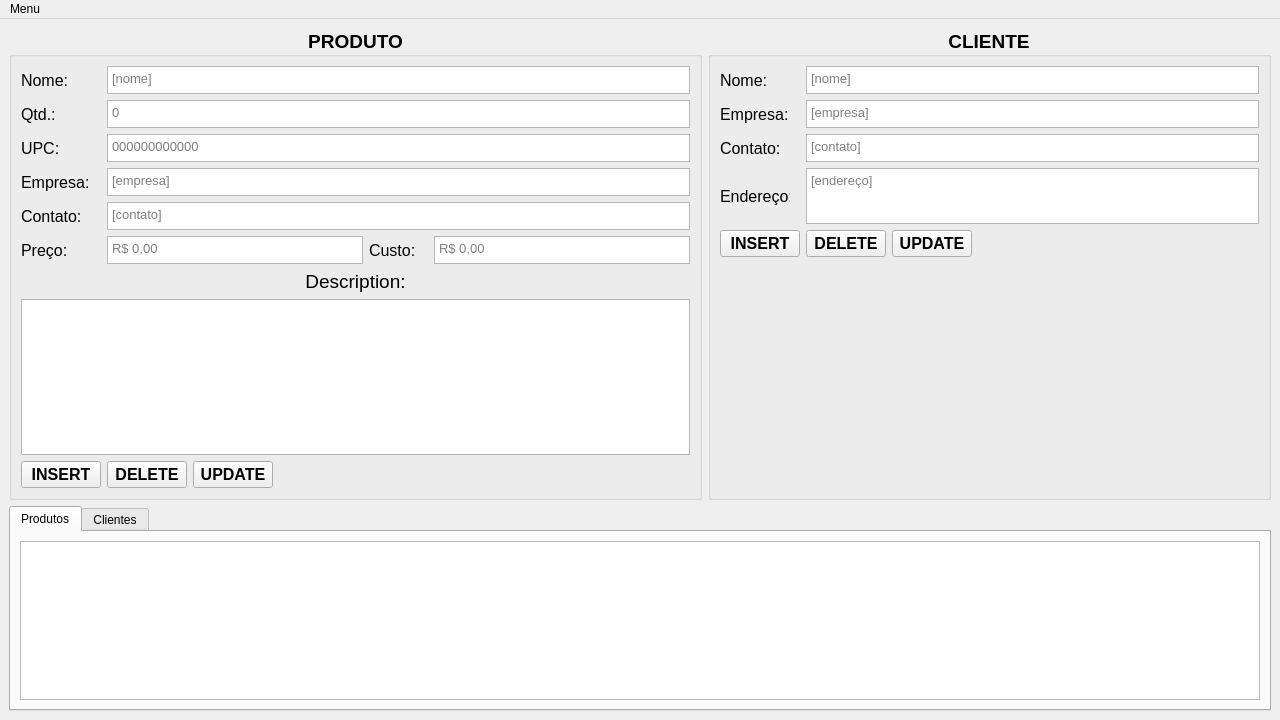
First picture: the form in stoxwindow.ui, repository miguelpafume/Stox, before the edit.
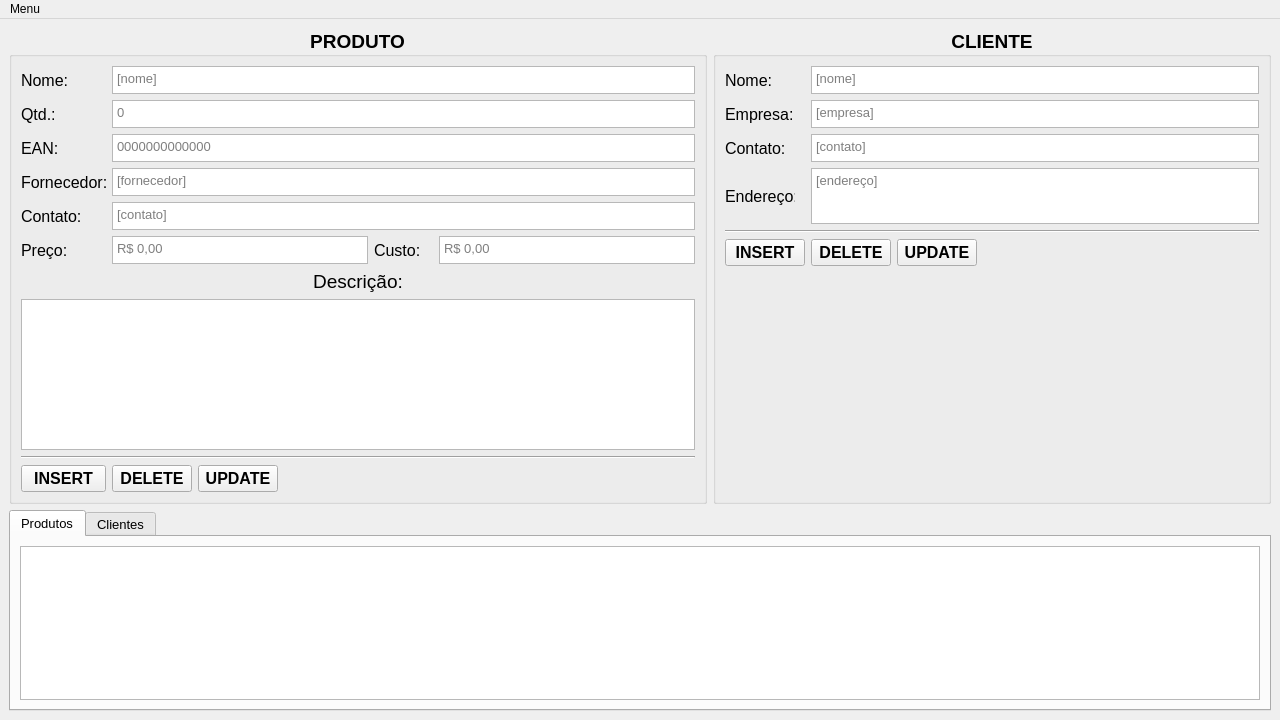
Second picture: the form after the edit. Icons and pictures are not drawn.

```diff
--- a/stoxwindow.ui
+++ b/stoxwindow.ui
@@ -39,6 +39,11 @@
    <layout class="QGridLayout" name="gridLayout_5">
     <item row="1" column="0" colspan="2">
      <widget class="QTabWidget" name="tabWidget">
+      <property name="font">
+       <font>
+        <pointsize>10</pointsize>
+       </font>
+      </property>
       <property name="currentIndex">
        <number>0</number>
       </property>
@@ -48,7 +53,28 @@
        </attribute>
        <layout class="QGridLayout" name="gridLayout_2">
         <item row="0" column="0">
-         <widget class="QTableWidget" name="tableWidget"/>
+         <widget class="QTableView" name="product_table">
+          <property name="font">
+           <font>
+            <pointsize>10</pointsize>
+           </font>
+          </property>
+          <property name="alternatingRowColors">
+           <bool>false</bool>
+          </property>
+          <property name="selectionMode">
+           <enum>QAbstractItemView::SingleSelection</enum>
+          </property>
+          <property name="selectionBehavior">
+           <enum>QAbstractItemView::SelectRows</enum>
+          </property>
+          <property name="sortingEnabled">
+           <bool>false</bool>
+          </property>
+          <attribute name="horizontalHeaderStretchLastSection">
+           <bool>false</bool>
+          </attribute>
+         </widget>
         </item>
        </layout>
       </widget>
@@ -64,259 +90,6 @@
       </widget>
      </widget>
     </item>
-    <item row="0" column="1">
-     <widget class="QGroupBox" name="ClientBox">
-      <property name="font">
-       <font>
-        <pointsize>14</pointsize>
-        <bold>true</bold>
-       </font>
-      </property>
-      <property name="title">
-       <string>CLIENTE</string>
-      </property>
-      <property name="alignment">
-       <set>Qt::AlignCenter</set>
-      </property>
-      <layout class="QGridLayout" name="gridLayout">
-       <item row="3" column="1" colspan="5">
-        <widget class="QPlainTextEdit" name="t_AddressClient">
-         <property name="maximumSize">
-          <size>
-           <width>16777215</width>
-           <height>56</height>
-          </size>
-         </property>
-         <property name="font">
-          <font>
-           <pointsize>10</pointsize>
-           <bold>false</bold>
-          </font>
-         </property>
-         <property name="undoRedoEnabled">
-          <bool>false</bool>
-         </property>
-         <property name="placeholderText">
-          <string>[endereço]</string>
-         </property>
-        </widget>
-       </item>
-       <item row="5" column="0">
-        <widget class="QPushButton" name="b_ProductInsert_2">
-         <property name="minimumSize">
-          <size>
-           <width>0</width>
-           <height>0</height>
-          </size>
-         </property>
-         <property name="font">
-          <font>
-           <pointsize>12</pointsize>
-           <bold>true</bold>
-          </font>
-         </property>
-         <property name="text">
-          <string>INSERT</string>
-         </property>
-        </widget>
-       </item>
-       <item row="6" column="0">
-        <spacer name="verticalSpacer">
-         <property name="orientation">
-          <enum>Qt::Vertical</enum>
-         </property>
-         <property name="sizeHint" stdset="0">
-          <size>
-           <width>20</width>
-           <height>20</height>
-          </size>
-         </property>
-        </spacer>
-       </item>
-       <item row="0" column="0">
-        <widget class="QLabel" name="label_7">
-         <property name="maximumSize">
-          <size>
-           <width>70</width>
-           <height>16777215</height>
-          </size>
-         </property>
-         <property name="font">
-          <font>
-           <pointsize>12</pointsize>
-           <bold>false</bold>
-          </font>
-         </property>
-         <property name="text">
-          <string>Nome:</string>
-         </property>
-        </widget>
-       </item>
-       <item row="3" column="0">
-        <widget class="QLabel" name="label_10">
-         <property name="maximumSize">
-          <size>
-           <width>70</width>
-           <height>16777215</height>
-          </size>
-         </property>
-         <property name="font">
-          <font>
-           <pointsize>12</pointsize>
-           <bold>false</bold>
-          </font>
-         </property>
-         <property name="text">
-          <string>Endereço:</string>
-         </property>
-        </widget>
-       </item>
-       <item row="0" column="1" colspan="5">
-        <widget class="QPlainTextEdit" name="t_NameClient">
-         <property name="maximumSize">
-          <size>
-           <width>16777215</width>
-           <height>28</height>
-          </size>
-         </property>
-         <property name="font">
-          <font>
-           <pointsize>10</pointsize>
-           <bold>false</bold>
-          </font>
-         </property>
-         <property name="undoRedoEnabled">
-          <bool>false</bool>
-         </property>
-         <property name="placeholderText">
-          <string>[nome]</string>
-         </property>
-        </widget>
-       </item>
-       <item row="5" column="1">
-        <widget class="QPushButton" name="b_ProductDelete_2">
-         <property name="font">
-          <font>
-           <pointsize>12</pointsize>
-           <bold>true</bold>
-          </font>
-         </property>
-         <property name="text">
-          <string>DELETE</string>
-         </property>
-        </widget>
-       </item>
-       <item row="2" column="0">
-        <widget class="QLabel" name="label_9">
-         <property name="maximumSize">
-          <size>
-           <width>70</width>
-           <height>16777215</height>
-          </size>
-         </property>
-         <property name="font">
-          <font>
-           <pointsize>12</pointsize>
-           <bold>false</bold>
-          </font>
-         </property>
-         <property name="text">
-          <string>Contato:</string>
-         </property>
-        </widget>
-       </item>
-       <item row="5" column="3">
-        <spacer name="horizontalSpacer">
-         <property name="orientation">
-          <enum>Qt::Horizontal</enum>
-         </property>
-         <property name="sizeHint" stdset="0">
-          <size>
-           <width>40</width>
-           <height>20</height>
-          </size>
-         </property>
-        </spacer>
-       </item>
-       <item row="1" column="0">
-        <widget class="QLabel" name="label_8">
-         <property name="maximumSize">
-          <size>
-           <width>75</width>
-           <height>16777215</height>
-          </size>
-         </property>
-         <property name="font">
-          <font>
-           <pointsize>12</pointsize>
-           <bold>false</bold>
-          </font>
-         </property>
-         <property name="text">
-          <string>Empresa:</string>
-         </property>
-        </widget>
-       </item>
-       <item row="2" column="1" colspan="5">
-        <widget class="QPlainTextEdit" name="t_ContactClient">
-         <property name="maximumSize">
-          <size>
-           <width>16777215</width>
-           <height>28</height>
-          </size>
-         </property>
-         <property name="font">
-          <font>
-           <pointsize>10</pointsize>
-           <bold>false</bold>
-          </font>
-         </property>
-         <property name="layoutDirection">
-          <enum>Qt::LeftToRight</enum>
-         </property>
-         <property name="lineWidth">
-          <number>0</number>
-         </property>
-         <property name="placeholderText">
-          <string>[contato]</string>
-         </property>
-        </widget>
-       </item>
-       <item row="5" column="2">
-        <widget class="QPushButton" name="b_ProductUpdate_2">
-         <property name="font">
-          <font>
-           <pointsize>12</pointsize>
-           <bold>true</bold>
-          </font>
-         </property>
-         <property name="text">
-          <string>UPDATE</string>
-         </property>
-        </widget>
-       </item>
-       <item row="1" column="1" colspan="5">
-        <widget class="QPlainTextEdit" name="t_CompanyClient">
-         <property name="maximumSize">
-          <size>
-           <width>16777215</width>
-           <height>28</height>
-          </size>
-         </property>
-         <property name="font">
-          <font>
-           <pointsize>10</pointsize>
-           <bold>false</bold>
-          </font>
-         </property>
-         <property name="placeholderText">
-          <string>[empresa]</string>
-         </property>
-        </widget>
-       </item>
-      </layout>
-     </widget>
-    </item>
     <item row="0" column="0">
      <widget class="QGroupBox" name="ProductBox">
       <property name="sizePolicy">
@@ -354,115 +127,6 @@
        <property name="verticalSpacing">
         <number>6</number>
        </property>
-       <item row="16" column="3" colspan="7">
-        <widget class="QPlainTextEdit" name="t_Price">
-         <property name="maximumSize">
-          <size>
-           <width>16777215</width>
-           <height>28</height>
-          </size>
-         </property>
-         <property name="font">
-          <font>
-           <pointsize>10</pointsize>
-           <italic>false</italic>
-           <bold>false</bold>
-          </font>
-         </property>
-         <property name="layoutDirection">
-          <enum>Qt::LeftToRight</enum>
-         </property>
-         <property name="lineWidth">
-          <number>0</number>
-         </property>
-         <property name="placeholderText">
-          <string>R$ 0,00</string>
-         </property>
-        </widget>
-       </item>
-       <item row="17" column="2" colspan="12">
-        <widget class="QLabel" name="label_6">
-         <property name="font">
-          <font>
-           <pointsize>14</pointsize>
-           <italic>false</italic>
-           <bold>false</bold>
-          </font>
-         </property>
-         <property name="text">
-          <string>Description:</string>
-         </property>
-         <property name="alignment">
-          <set>Qt::AlignCenter</set>
-         </property>
-        </widget>
-       </item>
-       <item row="0" column="2">
-        <widget class="QLabel" name="label">
-         <property name="maximumSize">
-          <size>
-           <width>70</width>
-           <height>16777215</height>
-          </size>
-         </property>
-         <property name="font">
-          <font>
-           <pointsize>12</pointsize>
-           <italic>false</italic>
-           <bold>false</bold>
-          </font>
-         </property>
-         <property name="text">
-          <string>Nome:</string>
-         </property>
-        </widget>
-       </item>
-       <item row="19" column="2">
-        <widget class="QPushButton" name="product_insert">
-         <property name="minimumSize">
-          <size>
-           <width>0</width>
-           <height>0</height>
-          </size>
-         </property>
-         <property name="font">
-          <font>
-           <pointsize>12</pointsize>
-           <italic>false</italic>
-           <bold>true</bold>
-          </font>
-         </property>
-         <property name="text">
-          <string>INSERT</string>
-         </property>
-        </widget>
-       </item>
-       <item row="16" column="13">
-        <widget class="QPlainTextEdit" name="t_Cost">
-         <property name="maximumSize">
-          <size>
-           <width>16777215</width>
-           <height>28</height>
-          </size>
-         </property>
-         <property name="font">
-          <font>
-           <pointsize>10</pointsize>
-           <italic>false</italic>
-           <bold>false</bold>
-          </font>
-         </property>
-         <property name="layoutDirection">
-          <enum>Qt::LeftToRight</enum>
-         </property>
-         <property name="lineWidth">
-          <number>0</number>
-         </property>
-         <property name="placeholderText">
-          <string>R$ 0,00</string>
-         </property>
-        </widget>
-       </item>
        <item row="7" column="2">
         <widget class="QLabel" name="label_3">
          <property name="maximumSize">
@@ -479,70 +143,7 @@
           </font>
          </property>
          <property name="text">
-          <string>UPC:</string>
-         </property>
-        </widget>
-       </item>
-       <item row="10" column="2">
-        <widget class="QLabel" name="label_4">
-         <property name="maximumSize">
-          <size>
-           <width>75</width>
-           <height>16777215</height>
-          </size>
-         </property>
-         <property name="font">
-          <font>
-           <pointsize>12</pointsize>
-           <italic>false</italic>
-           <bold>false</bold>
-          </font>
-         </property>
-         <property name="text">
-          <string>Empresa:</string>
-         </property>
-        </widget>
-       </item>
-       <item row="0" column="3" colspan="11">
-        <widget class="QPlainTextEdit" name="i_name">
-         <property name="maximumSize">
-          <size>
-           <width>16777215</width>
-           <height>28</height>
-          </size>
-         </property>
-         <property name="font">
-          <font>
-           <pointsize>10</pointsize>
-           <italic>false</italic>
-           <bold>false</bold>
-          </font>
-         </property>
-         <property name="undoRedoEnabled">
-          <bool>false</bool>
-         </property>
-         <property name="placeholderText">
-          <string>[nome]</string>
-         </property>
-        </widget>
-       </item>
-       <item row="16" column="10">
-        <widget class="QLabel" name="label_12">
-         <property name="maximumSize">
-          <size>
-           <width>65</width>
-           <height>16777215</height>
-          </size>
-         </property>
-         <property name="font">
-          <font>
-           <pointsize>12</pointsize>
-           <italic>false</italic>
-           <bold>false</bold>
-          </font>
-         </property>
-         <property name="text">
-          <string>Custo:</string>
+          <string>EAN:</string>
          </property>
         </widget>
        </item>
@@ -566,74 +167,6 @@
          </property>
         </widget>
        </item>
-       <item row="19" column="3">
-        <widget class="QPushButton" name="b_ProductDelete">
-         <property name="font">
-          <font>
-           <pointsize>12</pointsize>
-           <italic>false</italic>
-           <bold>true</bold>
-          </font>
-         </property>
-         <property name="text">
-          <string>DELETE</string>
-         </property>
-        </widget>
-       </item>
-       <item row="18" column="2" colspan="12">
-        <widget class="QPlainTextEdit" name="t_Description">
-         <property name="font">
-          <font>
-           <pointsize>10</pointsize>
-           <italic>false</italic>
-           <bold>false</bold>
-          </font>
-         </property>
-         <property name="cursor" stdset="0">
-          <cursorShape>ArrowCursor</cursorShape>
-         </property>
-        </widget>
-       </item>
-       <item row="12" column="2" rowspan="2">
-        <widget class="QLabel" name="label_5">
-         <property name="maximumSize">
-          <size>
-           <width>70</width>
-           <height>16777215</height>
-          </size>
-         </property>
-         <property name="font">
-          <font>
-           <pointsize>12</pointsize>
-           <italic>false</italic>
-           <bold>false</bold>
-          </font>
-         </property>
-         <property name="text">
-          <string>Contato:</string>
-         </property>
-        </widget>
-       </item>
-       <item row="7" column="3" colspan="11">
-        <widget class="QPlainTextEdit" name="t_UPC">
-         <property name="maximumSize">
-          <size>
-           <width>16777215</width>
-           <height>28</height>
-          </size>
-         </property>
-         <property name="font">
-          <font>
-           <pointsize>10</pointsize>
-           <italic>false</italic>
-           <bold>false</bold>
-          </font>
-         </property>
-         <property name="placeholderText">
-          <string>000000000000</string>
-         </property>
-        </widget>
-       </item>
        <item row="3" column="2">
         <widget class="QLabel" name="label_2">
          <property name="maximumSize">
@@ -654,8 +187,8 @@
          </property>
         </widget>
        </item>
-       <item row="12" column="3" rowspan="2" colspan="11">
-        <widget class="QPlainTextEdit" name="t_Contact">
+       <item row="16" column="3" colspan="7">
+        <widget class="QPlainTextEdit" name="product_price">
          <property name="maximumSize">
           <size>
            <width>16777215</width>
@@ -676,12 +209,12 @@
           <number>0</number>
          </property>
          <property name="placeholderText">
-          <string>[contato]</string>
+          <string>R$ 0,00</string>
          </property>
         </widget>
        </item>
-       <item row="19" column="4">
-        <widget class="QPushButton" name="b_ProductUpdate">
+       <item row="20" column="3">
+        <widget class="QPushButton" name="product_delete">
          <property name="font">
           <font>
            <pointsize>12</pointsize>
@@ -690,7 +223,111 @@
           </font>
          </property>
          <property name="text">
-          <string>UPDATE</string>
+          <string>DELETE</string>
+         </property>
+        </widget>
+       </item>
+       <item row="12" column="2" rowspan="2">
+        <widget class="QLabel" name="label_5">
+         <property name="maximumSize">
+          <size>
+           <width>70</width>
+           <height>16777215</height>
+          </size>
+         </property>
+         <property name="font">
+          <font>
+           <pointsize>12</pointsize>
+           <italic>false</italic>
+           <bold>false</bold>
+          </font>
+         </property>
+         <property name="text">
+          <string>Contato:</string>
+         </property>
+        </widget>
+       </item>
+       <item row="7" column="3" colspan="11">
+        <widget class="QPlainTextEdit" name="product_ean">
+         <property name="maximumSize">
+          <size>
+           <width>16777215</width>
+           <height>28</height>
+          </size>
+         </property>
+         <property name="font">
+          <font>
+           <pointsize>10</pointsize>
+           <italic>false</italic>
+           <bold>false</bold>
+          </font>
+         </property>
+         <property name="cursor" stdset="0">
+          <cursorShape>IBeamCursor</cursorShape>
+         </property>
+         <property name="placeholderText">
+          <string>0000000000000</string>
+         </property>
+        </widget>
+       </item>
+       <item row="0" column="2">
+        <widget class="QLabel" name="label">
+         <property name="maximumSize">
+          <size>
+           <width>70</width>
+           <height>16777215</height>
+          </size>
+         </property>
+         <property name="font">
+          <font>
+           <pointsize>12</pointsize>
+           <italic>false</italic>
+           <bold>false</bold>
+          </font>
+         </property>
+         <property name="text">
+          <string>Nome:</string>
+         </property>
+        </widget>
+       </item>
+       <item row="19" column="2" colspan="12">
+        <widget class="Line" name="line">
+         <property name="orientation">
+          <enum>Qt::Horizontal</enum>
+         </property>
+        </widget>
+       </item>
+       <item row="18" column="2" colspan="12">
+        <widget class="QPlainTextEdit" name="product_description">
+         <property name="font">
+          <font>
+           <pointsize>10</pointsize>
+           <italic>false</italic>
+           <bold>false</bold>
+          </font>
+         </property>
+         <property name="cursor" stdset="0">
+          <cursorShape>IBeamCursor</cursorShape>
+         </property>
+        </widget>
+       </item>
+       <item row="10" column="2">
+        <widget class="QLabel" name="label_4">
+         <property name="maximumSize">
+          <size>
+           <width>85</width>
+           <height>16777215</height>
+          </size>
+         </property>
+         <property name="font">
+          <font>
+           <pointsize>12</pointsize>
+           <italic>false</italic>
+           <bold>false</bold>
+          </font>
+         </property>
+         <property name="text">
+          <string>Fornecedor:</string>
          </property>
         </widget>
        </item>
@@ -714,6 +351,144 @@
          </property>
         </widget>
        </item>
+       <item row="12" column="3" rowspan="2" colspan="11">
+        <widget class="QPlainTextEdit" name="product_contact">
+         <property name="maximumSize">
+          <size>
+           <width>16777215</width>
+           <height>28</height>
+          </size>
+         </property>
+         <property name="font">
+          <font>
+           <pointsize>10</pointsize>
+           <italic>false</italic>
+           <bold>false</bold>
+          </font>
+         </property>
+         <property name="cursor" stdset="0">
+          <cursorShape>IBeamCursor</cursorShape>
+         </property>
+         <property name="layoutDirection">
+          <enum>Qt::LeftToRight</enum>
+         </property>
+         <property name="lineWidth">
+          <number>0</number>
+         </property>
+         <property name="placeholderText">
+          <string>[contato]</string>
+         </property>
+        </widget>
+       </item>
+       <item row="16" column="13">
+        <widget class="QPlainTextEdit" name="product_cost">
+         <property name="maximumSize">
+          <size>
+           <width>16777215</width>
+           <height>28</height>
+          </size>
+         </property>
+         <property name="font">
+          <font>
+           <pointsize>10</pointsize>
+           <italic>false</italic>
+           <bold>false</bold>
+          </font>
+         </property>
+         <property name="cursor" stdset="0">
+          <cursorShape>IBeamCursor</cursorShape>
+         </property>
+         <property name="layoutDirection">
+          <enum>Qt::LeftToRight</enum>
+         </property>
+         <property name="lineWidth">
+          <number>0</number>
+         </property>
+         <property name="placeholderText">
+          <string>R$ 0,00</string>
+         </property>
+        </widget>
+       </item>
+       <item row="20" column="2">
+        <widget class="QPushButton" name="product_insert">
+         <property name="minimumSize">
+          <size>
+           <width>0</width>
+           <height>0</height>
+          </size>
+         </property>
+         <property name="font">
+          <font>
+           <pointsize>12</pointsize>
+           <italic>false</italic>
+           <bold>true</bold>
+          </font>
+         </property>
+         <property name="text">
+          <string>INSERT</string>
+         </property>
+        </widget>
+       </item>
+       <item row="16" column="10">
+        <widget class="QLabel" name="label_12">
+         <property name="maximumSize">
+          <size>
+           <width>65</width>
+           <height>16777215</height>
+          </size>
+         </property>
+         <property name="font">
+          <font>
+           <pointsize>12</pointsize>
+           <italic>false</italic>
+           <bold>false</bold>
+          </font>
+         </property>
+         <property name="text">
+          <string>Custo:</string>
+         </property>
+        </widget>
+       </item>
+       <item row="20" column="4">
+        <widget class="QPushButton" name="product_update">
+         <property name="font">
+          <font>
+           <pointsize>12</pointsize>
+           <italic>false</italic>
+           <bold>true</bold>
+          </font>
+         </property>
+         <property name="text">
+          <string>UPDATE</string>
+         </property>
+        </widget>
+       </item>
+       <item row="0" column="3" colspan="11">
+        <widget class="QPlainTextEdit" name="product_name">
+         <property name="maximumSize">
+          <size>
+           <width>16777215</width>
+           <height>28</height>
+          </size>
+         </property>
+         <property name="font">
+          <font>
+           <pointsize>10</pointsize>
+           <italic>false</italic>
+           <bold>false</bold>
+          </font>
+         </property>
+         <property name="cursor" stdset="0">
+          <cursorShape>IBeamCursor</cursorShape>
+         </property>
+         <property name="undoRedoEnabled">
+          <bool>false</bool>
+         </property>
+         <property name="placeholderText">
+          <string>[nome]</string>
+         </property>
+        </widget>
+       </item>
        <item row="10" column="3" colspan="11">
         <widget class="QPlainTextEdit" name="t_Company">
          <property name="maximumSize">
@@ -728,12 +503,307 @@
            <italic>false</italic>
            <bold>false</bold>
           </font>
+         </property>
+         <property name="cursor" stdset="0">
+          <cursorShape>IBeamCursor</cursorShape>
+         </property>
+         <property name="placeholderText">
+          <string>[fornecedor]</string>
+         </property>
+        </widget>
+       </item>
+       <item row="17" column="2" colspan="12">
+        <widget class="QLabel" name="label_6">
+         <property name="font">
+          <font>
+           <pointsize>14</pointsize>
+           <italic>false</italic>
+           <bold>false</bold>
+          </font>
+         </property>
+         <property name="text">
+          <string>Descrição:</string>
+         </property>
+         <property name="alignment">
+          <set>Qt::AlignCenter</set>
+         </property>
+        </widget>
+       </item>
+      </layout>
+     </widget>
+    </item>
+    <item row="0" column="1">
+     <widget class="QGroupBox" name="ClientBox">
+      <property name="font">
+       <font>
+        <pointsize>14</pointsize>
+        <bold>true</bold>
+       </font>
+      </property>
+      <property name="title">
+       <string>CLIENTE</string>
+      </property>
+      <property name="alignment">
+       <set>Qt::AlignCenter</set>
+      </property>
+      <layout class="QGridLayout" name="gridLayout">
+       <item row="13" column="0">
+        <widget class="QPushButton" name="client_insert">
+         <property name="minimumSize">
+          <size>
+           <width>0</width>
+           <height>0</height>
+          </size>
+         </property>
+         <property name="font">
+          <font>
+           <pointsize>12</pointsize>
+           <bold>true</bold>
+          </font>
+         </property>
+         <property name="text">
+          <string>INSERT</string>
+         </property>
+        </widget>
+       </item>
+       <item row="1" column="1" colspan="5">
+        <widget class="QPlainTextEdit" name="client_company">
+         <property name="maximumSize">
+          <size>
+           <width>16777215</width>
+           <height>28</height>
+          </size>
+         </property>
+         <property name="font">
+          <font>
+           <pointsize>10</pointsize>
+           <bold>false</bold>
+          </font>
+         </property>
+         <property name="cursor" stdset="0">
+          <cursorShape>IBeamCursor</cursorShape>
          </property>
          <property name="placeholderText">
           <string>[empresa]</string>
          </property>
         </widget>
        </item>
+       <item row="0" column="0">
+        <widget class="QLabel" name="label_7">
+         <property name="maximumSize">
+          <size>
+           <width>70</width>
+           <height>16777215</height>
+          </size>
+         </property>
+         <property name="font">
+          <font>
+           <pointsize>12</pointsize>
+           <bold>false</bold>
+          </font>
+         </property>
+         <property name="text">
+          <string>Nome:</string>
+         </property>
+        </widget>
+       </item>
+       <item row="3" column="1" colspan="5">
+        <widget class="QPlainTextEdit" name="client_address">
+         <property name="maximumSize">
+          <size>
+           <width>16777215</width>
+           <height>56</height>
+          </size>
+         </property>
+         <property name="font">
+          <font>
+           <pointsize>10</pointsize>
+           <bold>false</bold>
+          </font>
+         </property>
+         <property name="cursor" stdset="0">
+          <cursorShape>IBeamCursor</cursorShape>
+         </property>
+         <property name="undoRedoEnabled">
+          <bool>false</bool>
+         </property>
+         <property name="placeholderText">
+          <string>[endereço]</string>
+         </property>
+        </widget>
+       </item>
+       <item row="13" column="2">
+        <widget class="QPushButton" name="client_update">
+         <property name="font">
+          <font>
+           <pointsize>12</pointsize>
+           <bold>true</bold>
+          </font>
+         </property>
+         <property name="text">
+          <string>UPDATE</string>
+         </property>
+        </widget>
+       </item>
+       <item row="3" column="0">
+        <widget class="QLabel" name="label_10">
+         <property name="maximumSize">
+          <size>
+           <width>70</width>
+           <height>16777215</height>
+          </size>
+         </property>
+         <property name="font">
+          <font>
+           <pointsize>12</pointsize>
+           <bold>false</bold>
+          </font>
+         </property>
+         <property name="text">
+          <string>Endereço:</string>
+         </property>
+         <property name="alignment">
+          <set>Qt::AlignLeading|Qt::AlignLeft|Qt::AlignVCenter</set>
+         </property>
+        </widget>
+       </item>
+       <item row="14" column="0">
+        <spacer name="verticalSpacer">
+         <property name="orientation">
+          <enum>Qt::Vertical</enum>
+         </property>
+         <property name="sizeHint" stdset="0">
+          <size>
+           <width>20</width>
+           <height>20</height>
+          </size>
+         </property>
+        </spacer>
+       </item>
+       <item row="1" column="0">
+        <widget class="QLabel" name="label_8">
+         <property name="maximumSize">
+          <size>
+           <width>75</width>
+           <height>16777215</height>
+          </size>
+         </property>
+         <property name="font">
+          <font>
+           <pointsize>12</pointsize>
+           <bold>false</bold>
+          </font>
+         </property>
+         <property name="text">
+          <string>Empresa:</string>
+         </property>
+        </widget>
+       </item>
+       <item row="0" column="1" colspan="5">
+        <widget class="QPlainTextEdit" name="client_name">
+         <property name="maximumSize">
+          <size>
+           <width>16777215</width>
+           <height>28</height>
+          </size>
+         </property>
+         <property name="font">
+          <font>
+           <pointsize>10</pointsize>
+           <bold>false</bold>
+          </font>
+         </property>
+         <property name="cursor" stdset="0">
+          <cursorShape>IBeamCursor</cursorShape>
+         </property>
+         <property name="undoRedoEnabled">
+          <bool>false</bool>
+         </property>
+         <property name="placeholderText">
+          <string>[nome]</string>
+         </property>
+        </widget>
+       </item>
+       <item row="2" column="1" colspan="5">
+        <widget class="QPlainTextEdit" name="client_contact">
+         <property name="maximumSize">
+          <size>
+           <width>16777215</width>
+           <height>28</height>
+          </size>
+         </property>
+         <property name="font">
+          <font>
+           <pointsize>10</pointsize>
+           <bold>false</bold>
+          </font>
+         </property>
+         <property name="cursor" stdset="0">
+          <cursorShape>IBeamCursor</cursorShape>
+         </property>
+         <property name="layoutDirection">
+          <enum>Qt::LeftToRight</enum>
+         </property>
+         <property name="lineWidth">
+          <number>0</number>
+         </property>
+         <property name="placeholderText">
+          <string>[contato]</string>
+         </property>
+        </widget>
+       </item>
+       <item row="2" column="0">
+        <widget class="QLabel" name="label_9">
+         <property name="maximumSize">
+          <size>
+           <width>70</width>
+           <height>16777215</height>
+          </size>
+         </property>
+         <property name="font">
+          <font>
+           <pointsize>12</pointsize>
+           <bold>false</bold>
+          </font>
+         </property>
+         <property name="text">
+          <string>Contato:</string>
+         </property>
+        </widget>
+       </item>
+       <item row="13" column="1">
+        <widget class="QPushButton" name="client_delete">
+         <property name="font">
+          <font>
+           <pointsize>12</pointsize>
+           <bold>true</bold>
+          </font>
+         </property>
+         <property name="text">
+          <string>DELETE</string>
+         </property>
+        </widget>
+       </item>
+       <item row="13" column="3">
+        <spacer name="horizontalSpacer">
+         <property name="orientation">
+          <enum>Qt::Horizontal</enum>
+         </property>
+         <property name="sizeHint" stdset="0">
+          <size>
+           <width>40</width>
+           <height>20</height>
+          </size>
+         </property>
+        </spacer>
+       </item>
+       <item row="12" column="0" colspan="6">
+        <widget class="Line" name="line_2">
+         <property name="orientation">
+          <enum>Qt::Horizontal</enum>
+         </property>
+        </widget>
+       </item>
       </layout>
      </widget>
     </item>
```
Left out of the diff: 47 changed lines with no effect on the pictures.
